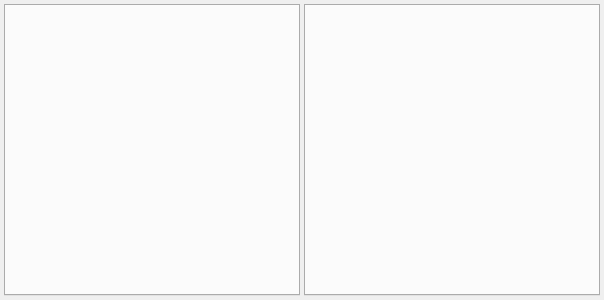
First picture: the form in src/x/coap/xcoap.ui, repository x-tools-author/x-tools, before the edit.
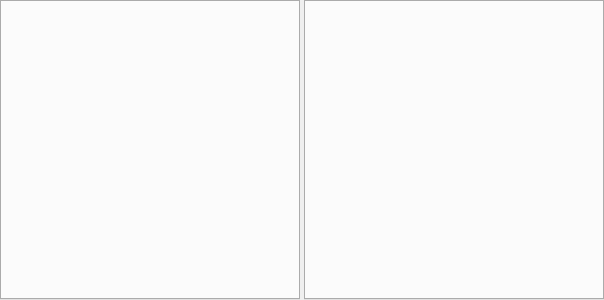
Second picture: the form after the edit.

Patch:
```diff
--- a/src/x/coap/xcoap.ui
+++ b/src/x/coap/xcoap.ui
@@ -15,16 +15,16 @@
   </property>
   <layout class="QGridLayout" name="gridLayout">
    <property name="leftMargin">
-    <number>4</number>
+    <number>0</number>
    </property>
    <property name="topMargin">
-    <number>4</number>
+    <number>0</number>
    </property>
    <property name="rightMargin">
-    <number>4</number>
+    <number>0</number>
    </property>
    <property name="bottomMargin">
-    <number>4</number>
+    <number>0</number>
    </property>
    <property name="spacing">
     <number>4</number>
```
